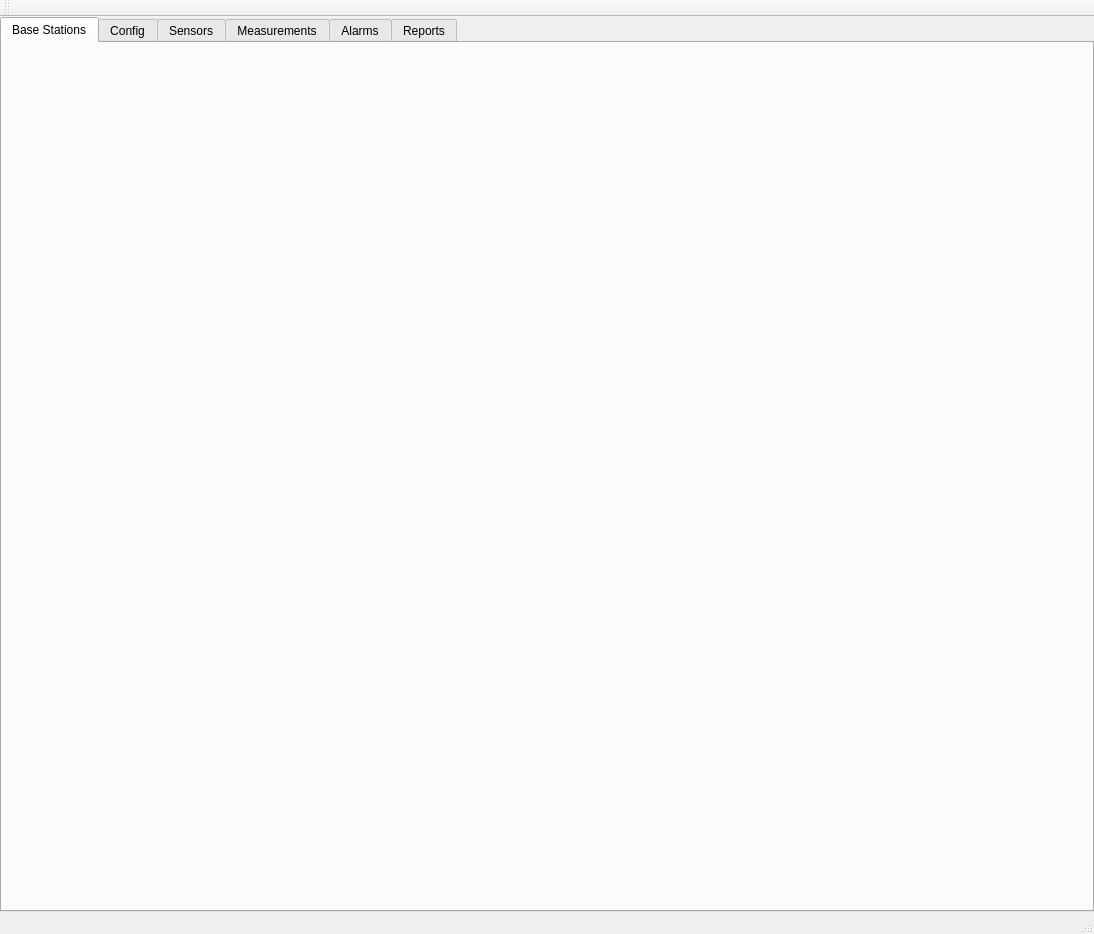
This is manager/src/Manager.ui in porkmarks/sense as Qt 5 draws it before an edit. The edited form follows.
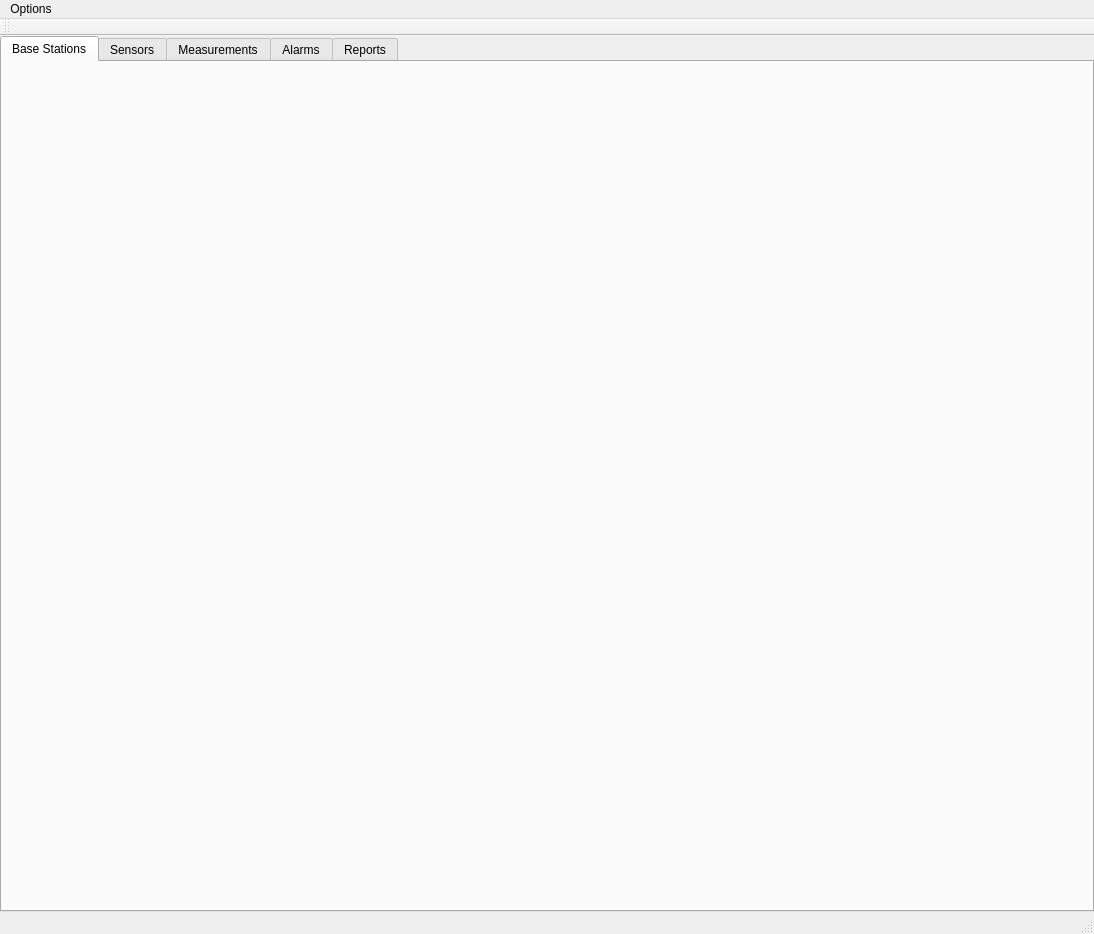
This is the edited form. Icons and pictures are not drawn. Custom widgets are drawn as their Qt base class.

The edit to the form file:
```diff
--- a/manager/src/Manager.ui
+++ b/manager/src/Manager.ui
@@ -67,15 +67,6 @@
         </property>
        </layout>
       </widget>
-      <widget class="ConfigWidget" name="configWidget">
-       <attribute name="icon">
-        <iconset resource="../res/res.qrc">
-         <normaloff>:/icons/ui/setup.png</normaloff>:/icons/ui/setup.png</iconset>
-       </attribute>
-       <attribute name="title">
-        <string>Config</string>
-       </attribute>
-      </widget>
       <widget class="SensorsWidget" name="sensorsWidget">
        <attribute name="icon">
         <iconset resource="../res/res.qrc">
@@ -129,6 +120,15 @@
    <property name="nativeMenuBar">
     <bool>true</bool>
    </property>
+   <widget class="QMenu" name="menuOptions">
+    <property name="title">
+     <string>Options</string>
+    </property>
+    <addaction name="actionEmailSettings"/>
+    <addaction name="actionFtpSettings"/>
+    <addaction name="actionSensorSettings"/>
+   </widget>
+   <addaction name="menuOptions"/>
   </widget>
   <widget class="QToolBar" name="toolbar">
    <property name="windowTitle">
@@ -158,12 +158,6 @@
    <header>BaseStationsWidget.h</header>
    <container>1</container>
   </customwidget>
-  <customwidget>
-   <class>ConfigWidget</class>
-   <extends>QWidget</extends>
-   <header>ConfigWidget.h</header>
-   <container>1</container>
-  </customwidget>
   <customwidget>
    <class>MeasurementsWidget</class>
    <extends>QWidget</extends>
```
Left out of the diff: 36 changed lines with no effect on the pictures.
